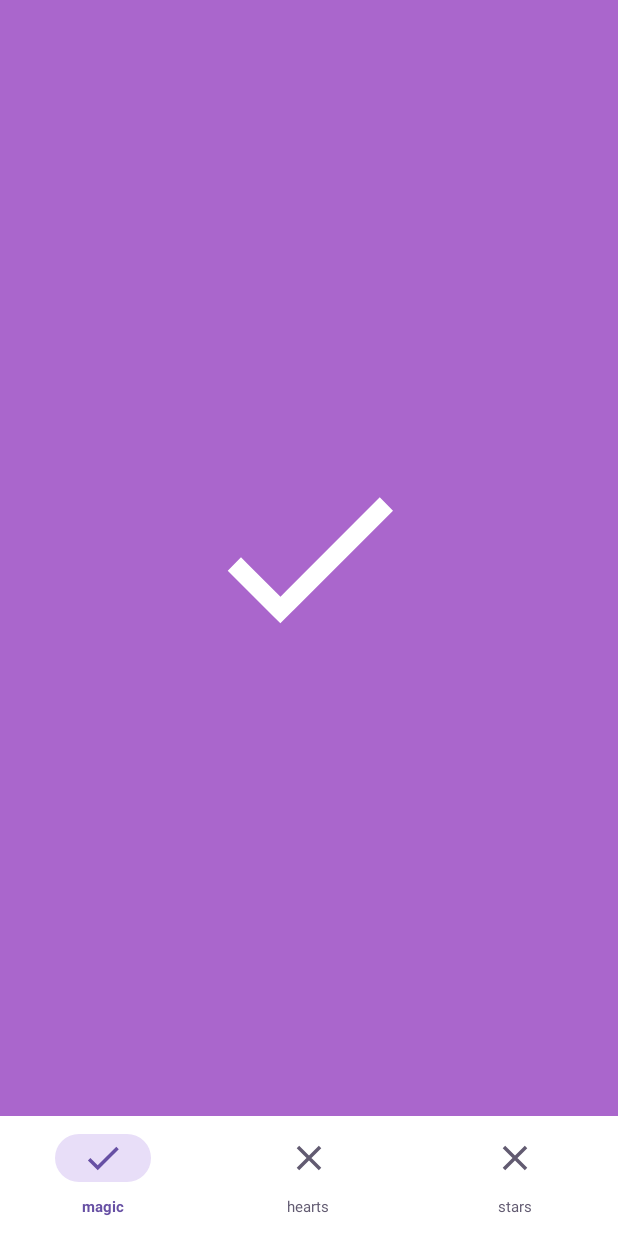
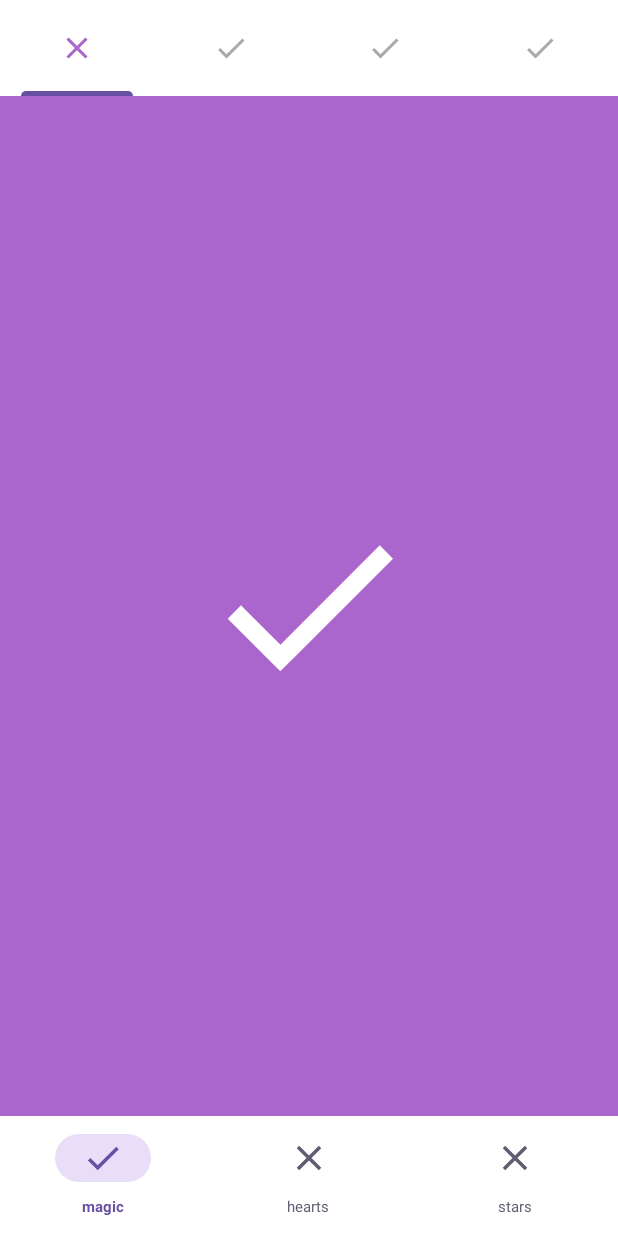
Before and after one commit to headyio/Vector-Drawable, an Android app: the screen it shows after launch (MainActivity), on a phone screen of 412 x 824 dp. Run offline under Robolectric (Android 15) with nearby library versions, the phone set to English and light mode, and no system bars; our stand-ins replace navigation-ui.

Commit message:
almost working tab layout vector drawables

```diff
--- a/MyAnimatedVector/app/src/main/java/com/heady/myanimatedvector/Blank2Fragment.kt
+++ b/MyAnimatedVector/app/src/main/java/com/heady/myanimatedvector/Blank2Fragment.kt
@@ -5,11 +5,11 @@ import android.graphics.drawable.AnimatedVectorDrawable
 import android.os.Bundle
 import android.view.View
 import androidx.fragment.app.Fragment
-import com.heady.myanimatedvector.databinding.FragmentBlankBinding
+import com.heady.myanimatedvector.databinding.FragmentBlank2Binding
 
-class Blank2Fragment : Fragment(R.layout.fragment_blank) {
+class Blank2Fragment : Fragment(R.layout.fragment_blank_2) {
 
-    private val binding by viewBindings(FragmentBlankBinding::bind)
+    private val binding by viewBindings(FragmentBlank2Binding::bind)
 
     private var isChecked = false
 
--- /dev/null
+++ b/MyAnimatedVector/app/src/main/java/com/heady/myanimatedvector/Blank4Fragment.kt
@@ -0,0 +1,38 @@
+package com.heady.myanimatedvector
+
+import android.content.res.ColorStateList
+import android.graphics.drawable.AnimatedVectorDrawable
+import android.os.Bundle
+import android.view.View
+import androidx.fragment.app.Fragment
+import com.heady.myanimatedvector.databinding.FragmentBlank4Binding
+
+class Blank4Fragment : Fragment(R.layout.fragment_blank_4) {
+
+    private val binding by viewBindings(FragmentBlank4Binding::bind)
+
+    private var isChecked = false
+
+    override fun onViewCreated(view: View, savedInstanceState: Bundle?) {
+        super.onViewCreated(view, savedInstanceState)
+
+        val colorResPos = arguments?.getInt(ARG_SCREEN_TYPE) ?: 0
+        binding.root.backgroundTintList = ColorStateList.valueOf(
+            resources.getColor(colorResList.get(colorResPos), null)
+        )
+
+        binding.ivVector.setImageResource(R.drawable.avd_bn_check_to_close)
+        binding.ivVector.drawable.setTint(resources.getColor(R.color.white, null))
+
+        binding.ivVector.setOnClickListener {
+            if (isChecked) {
+                binding.ivVector.setImageResource(R.drawable.avd_bn_close_to_check)
+            } else {
+                binding.ivVector.setImageResource(R.drawable.avd_bn_check_to_close)
+            }
+            binding.ivVector.drawable.setTint(resources.getColor(R.color.white, null))
+            (binding.ivVector.drawable as AnimatedVectorDrawable).start()
+            isChecked = isChecked.not()
+        }
+    }
+}
--- a/MyAnimatedVector/app/src/main/java/com/heady/myanimatedvector/BlankFragment.kt
+++ b/MyAnimatedVector/app/src/main/java/com/heady/myanimatedvector/BlankFragment.kt
@@ -1,38 +1,67 @@
 package com.heady.myanimatedvector
 
-import android.content.res.ColorStateList
-import android.graphics.drawable.AnimatedVectorDrawable
 import android.os.Bundle
 import android.view.View
 import androidx.fragment.app.Fragment
+import androidx.fragment.app.FragmentManager
+import androidx.lifecycle.Lifecycle
+import androidx.viewpager2.adapter.FragmentStateAdapter
+import androidx.viewpager2.widget.ViewPager2
+import com.google.android.material.tabs.TabLayoutMediator
 import com.heady.myanimatedvector.databinding.FragmentBlankBinding
 
 class BlankFragment : Fragment(R.layout.fragment_blank) {
 
     private val binding by viewBindings(FragmentBlankBinding::bind)
 
-    private var isChecked = false
+    private val viewPager2PageChangeListener = object : ViewPager2.OnPageChangeCallback() {
+        override fun onPageSelected(position: Int) {
+            val tab = binding.tabLayout.getTabAt(position)
+            Tabs.entries.forEachIndexed { index, tabs ->
+                if (index == position) {
+                    tab?.setCustomView(TabView(requireContext(), true))
+                } else {
+                    binding.tabLayout.getTabAt(index)?.setCustomView(TabView(requireContext(), false))
+                }
+            }
+        }
+    }
 
     override fun onViewCreated(view: View, savedInstanceState: Bundle?) {
         super.onViewCreated(view, savedInstanceState)
+        binding.setUpViewPager()
+    }
 
-        val colorResPos = arguments?.getInt(ARG_SCREEN_TYPE) ?: 0
-        binding.root.backgroundTintList = ColorStateList.valueOf(
-            resources.getColor(colorResList.get(colorResPos), null)
+    override fun onDestroy() {
+        super.onDestroy()
+        binding.viewPager.unregisterOnPageChangeCallback(viewPager2PageChangeListener)
+    }
+
+    private fun FragmentBlankBinding.setUpViewPager() {
+        /** This will ensure page doesn't load on switching time repeatedly.
+         * This should be before setting viewPager adapter */
+        viewPager.setOffscreenPageLimit(2)
+        viewPager.adapter = OLPViewPagerAdapter(
+            fragmentManager = childFragmentManager,
+            lifecycle = lifecycle
         )
+        viewPager.registerOnPageChangeCallback(viewPager2PageChangeListener)
+        TabLayoutMediator(tabLayout, viewPager) { tab, position ->
+//            tab.text = Tabs.entries[position].title
+            tab.setCustomView(TabView(requireContext(), tab.isSelected))
+        }.attach()
+    }
 
-        binding.ivVector.setImageResource(R.drawable.avd_bn_check_to_close)
-        binding.ivVector.drawable.setTint(resources.getColor(R.color.white, null))
-
-        binding.ivVector.setOnClickListener {
-            if (isChecked) {
-                binding.ivVector.setImageResource(R.drawable.avd_bn_close_to_check)
-            } else {
-                binding.ivVector.setImageResource(R.drawable.avd_bn_check_to_close)
-            }
-            binding.ivVector.drawable.setTint(resources.getColor(R.color.white, null))
-            (binding.ivVector.drawable as AnimatedVectorDrawable).start()
-            isChecked = isChecked.not()
+    inner class OLPViewPagerAdapter(
+        fragmentManager: FragmentManager,
+        lifecycle: Lifecycle
+    ) : FragmentStateAdapter(
+        fragmentManager,
+        lifecycle
+    ) {
+        override fun getItemCount(): Int = Tabs.entries.size
+        override fun createFragment(position: Int): Fragment {
+            return Blank4Fragment()
         }
     }
 }
--- /dev/null
+++ b/MyAnimatedVector/app/src/main/java/com/heady/myanimatedvector/TabView.kt
@@ -0,0 +1,41 @@
+package com.heady.myanimatedvector
+
+import android.content.Context
+import android.content.res.ColorStateList
+import android.graphics.drawable.AnimatedVectorDrawable
+import android.util.AttributeSet
+import android.widget.LinearLayout
+import com.google.android.material.imageview.ShapeableImageView
+
+class TabView : LinearLayout {
+
+    constructor(context: Context?, attrs: AttributeSet?, defStyle: Int, isSelected: Boolean) : super(context!!, attrs, defStyle) {
+        initView(isSelected)
+    }
+
+    constructor(context: Context?, attrs: AttributeSet?, isSelected: Boolean) : super(context!!, attrs) {
+        initView(isSelected)
+    }
+
+    constructor(context: Context?, isSelected: Boolean) : super(context!!) {
+        initView(isSelected)
+    }
+
+    private fun initView(isSelected: Boolean) {
+        inflate(context, R.layout.tab_view, this)
+
+        val image = findViewById<ShapeableImageView>(R.id.iv_vector)
+
+        // animate previous & new positions only
+
+        if (isSelected) {
+            image.setImageResource(R.drawable.avd_bn_close_to_check)
+            image.imageTintList = ColorStateList.valueOf(resources.getColor(android.R.color.holo_purple, null))
+            (image.drawable as AnimatedVectorDrawable).start()
+        } else {
+            image.setImageResource(R.drawable.avd_bn_check_to_close)
+            image.imageTintList = ColorStateList.valueOf(resources.getColor(android.R.color.darker_gray, null))
+            (image.drawable as AnimatedVectorDrawable).start()
+        }
+    }
+}
--- a/MyAnimatedVector/app/src/main/java/com/heady/myanimatedvector/Utils.kt
+++ b/MyAnimatedVector/app/src/main/java/com/heady/myanimatedvector/Utils.kt
@@ -18,6 +18,7 @@ package com.heady.myanimatedvector
 
 import android.view.LayoutInflater
 import android.view.View
+import androidx.annotation.DrawableRes
 import androidx.appcompat.app.AppCompatActivity
 import androidx.fragment.app.Fragment
 import androidx.lifecycle.Lifecycle
@@ -73,3 +74,13 @@ val colorResList = listOf(
     android.R.color.holo_green_light,
     android.R.color.holo_orange_light
 )
+
+enum class Tabs(
+    val title: String,
+    @DrawableRes val icon: Int,
+) {
+    HOME(title = "Home", icon = R.drawable.ic_bn_check_close_final),
+    SEARCH(title = "Search", icon = R.drawable.ic_bn_check_close_final),
+    PROFILE(title = "Profile", icon = R.drawable.ic_bn_check_close_final),
+    SETTINGS(title = "Settings", icon = R.drawable.ic_bn_check_close_final)
+}
--- a/MyAnimatedVector/app/src/main/res/layout/fragment_blank.xml
+++ b/MyAnimatedVector/app/src/main/res/layout/fragment_blank.xml
@@ -1,15 +1,37 @@
 <?xml version="1.0" encoding="utf-8"?>
 <FrameLayout xmlns:android="http://schemas.android.com/apk/res/android"
+    xmlns:app="http://schemas.android.com/apk/res-auto"
     xmlns:tools="http://schemas.android.com/tools"
     android:layout_width="match_parent"
     android:layout_height="match_parent"
     android:background="@android:color/black"
     tools:context=".BlankFragment">
 
-    <com.google.android.material.imageview.ShapeableImageView
-        android:id="@+id/iv_vector"
-        android:layout_width="150dp"
-        android:layout_height="150dp"
-        android:layout_gravity="center" />
+    <androidx.constraintlayout.widget.ConstraintLayout
+        android:layout_width="match_parent"
+        android:layout_height="match_parent">
+
+        <com.google.android.material.tabs.TabLayout
+            android:id="@+id/tab_layout"
+            android:layout_width="match_parent"
+            android:layout_height="?attr/actionBarSize"
+            android:background="@color/white"
+            app:layout_constraintTop_toTopOf="parent"
+            app:tabGravity="fill"
+            app:tabIndicatorColor="?attr/colorPrimary"
+            app:tabMode="fixed"
+            app:tabSelectedTextAppearance="?attr/textAppearanceBody2"
+            app:tabSelectedTextColor="?attr/colorPrimary"
+            app:tabTextAppearance="?attr/textAppearanceBodySmall"
+            app:tabTextColor="?attr/colorSecondary" />
+
+        <androidx.viewpager2.widget.ViewPager2
+            android:id="@+id/view_pager"
+            android:layout_width="match_parent"
+            android:layout_height="0dp"
+            android:orientation="horizontal"
+            app:layout_constraintBottom_toBottomOf="parent"
+            app:layout_constraintTop_toBottomOf="@+id/tab_layout" />
+    </androidx.constraintlayout.widget.ConstraintLayout>
 
 </FrameLayout>
--- /dev/null
+++ b/MyAnimatedVector/app/src/main/res/layout/fragment_blank_4.xml
@@ -0,0 +1,15 @@
+<?xml version="1.0" encoding="utf-8"?>
+<FrameLayout xmlns:android="http://schemas.android.com/apk/res/android"
+    xmlns:tools="http://schemas.android.com/tools"
+    android:layout_width="match_parent"
+    android:layout_height="match_parent"
+    android:background="@android:color/black"
+    tools:context=".Blank4Fragment" >
+
+    <com.google.android.material.imageview.ShapeableImageView
+        android:id="@+id/iv_vector"
+        android:layout_width="150dp"
+        android:layout_height="150dp"
+        android:layout_gravity="center" />
+
+</FrameLayout>
--- /dev/null
+++ b/MyAnimatedVector/app/src/main/res/layout/tab_view.xml
@@ -0,0 +1,15 @@
+<?xml version="1.0" encoding="utf-8"?>
+<LinearLayout xmlns:android="http://schemas.android.com/apk/res/android"
+    android:layout_width="match_parent"
+    android:layout_height="wrap_content"
+    android:gravity="center"
+    android:orientation="vertical">
+
+    <com.google.android.material.imageview.ShapeableImageView
+        android:id="@+id/iv_vector"
+        android:layout_width="24dp"
+        android:layout_height="24dp"
+        android:layout_gravity="center"
+        android:src="@drawable/ic_bn_check_close_final" />
+
+</LinearLayout>
```
